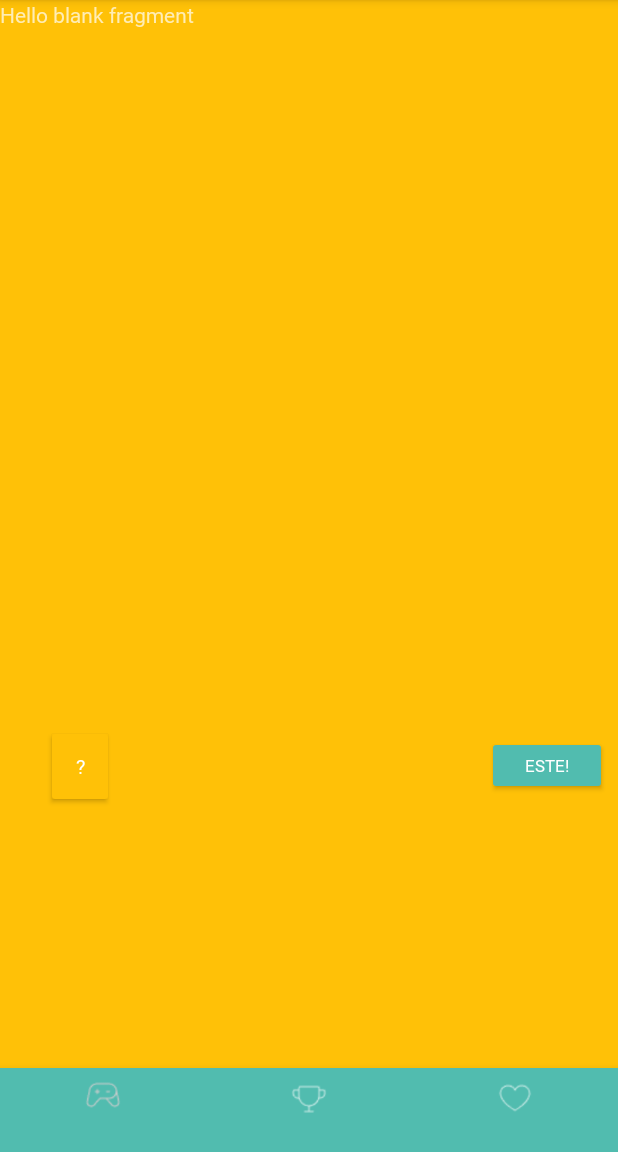
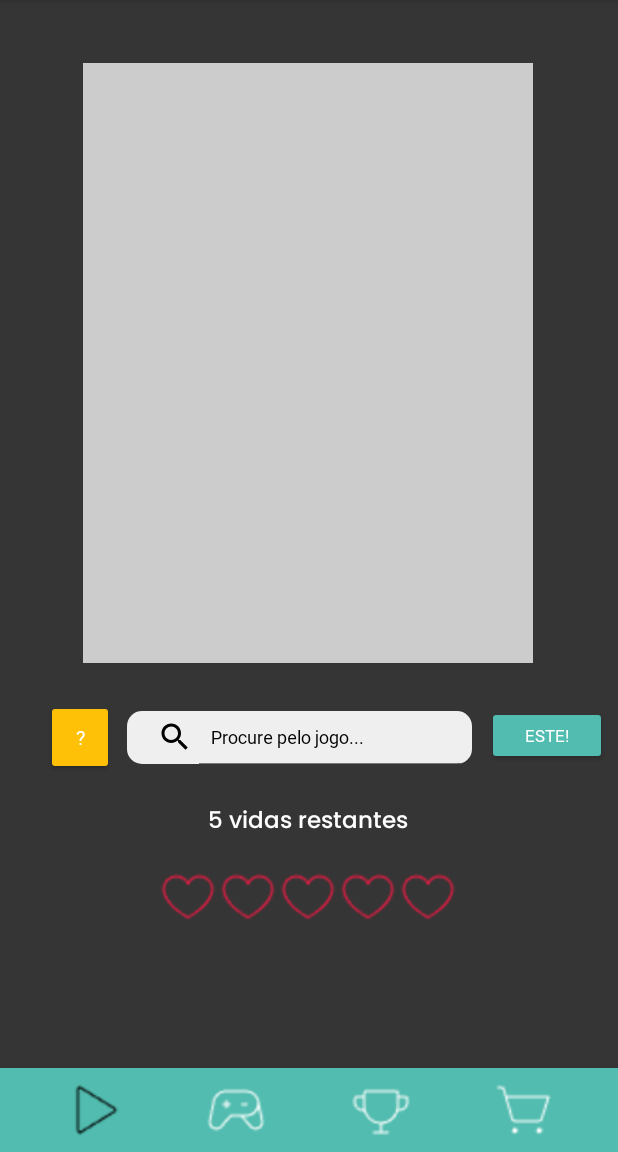
Before and after one commit to Mazzotti1/Gameaily, an Android app: the WhatsTheGameActivity screen opened directly, with no data from a screen before it, on a phone screen of 412 x 824 dp, the part 84-1236 px from its top. Run offline under Robolectric (Android 15) with nearby library versions, the phone set to English and light mode, and no system bars; our stand-ins replace navigation-ui.

Commit message:
Fragments navbar

```diff
--- a/Whatsthegame/app/src/main/java/com/whatsthegame/MainActivity.kt
+++ b/Whatsthegame/app/src/main/java/com/whatsthegame/MainActivity.kt
@@ -4,17 +4,32 @@ import android.content.Intent
 import androidx.appcompat.app.AppCompatActivity
 import android.os.Bundle
 import android.widget.Button
+import android.widget.ImageButton
+import androidx.navigation.findNavController
+import androidx.navigation.fragment.NavHostFragment
+import androidx.navigation.ui.setupWithNavController
+import com.google.android.material.bottomnavigation.BottomNavigationView
+import com.whatsthegame.databinding.ActivityMainBinding
+import com.whatsthegame.fragments.minigamesFragment
+import com.whatsthegame.fragments.rankFragment
+
 
 class MainActivity : AppCompatActivity() {
+
+    private val layoutId = R.layout.activity_whats_the_game
+    private lateinit var viewBinding: ActivityMainBinding
+
     override fun onCreate(savedInstanceState: Bundle?) {
         super.onCreate(savedInstanceState)
         setContentView(R.layout.activity_main)
 
+
         val startButton = findViewById<Button>(R.id.homeButtonStart)
 
         startButton.setOnClickListener {
-            val intente = Intent(this, WhatsTheGameActivity::class.java)
+            val intent = Intent(this, WhatsTheGameActivity::class.java)
             startActivity(intent)
         }
+
     }
 }
--- a/Whatsthegame/app/src/main/java/com/whatsthegame/WhatsTheGameActivity.kt
+++ b/Whatsthegame/app/src/main/java/com/whatsthegame/WhatsTheGameActivity.kt
@@ -2,17 +2,14 @@ package com.whatsthegame
 
 import androidx.appcompat.app.AppCompatActivity
 import android.os.Bundle
-import android.widget.ImageView
-import android.widget.LinearLayout
-import androidx.core.content.ContextCompat
-import androidx.databinding.DataBindingUtil
+
 import androidx.navigation.findNavController
 import androidx.navigation.ui.setupWithNavController
 import com.google.android.material.bottomnavigation.BottomNavigationView
 import com.whatsthegame.databinding.ActivityMainBinding
 
+class WhatsTheGameActivity : AppCompatActivity() {
 
-class WhatsTheGameActivity : AppCompatActivity() {
     private val layoutId = R.layout.activity_whats_the_game
     private lateinit var viewBinding: ActivityMainBinding
 
@@ -21,21 +18,6 @@ class WhatsTheGameActivity : AppCompatActivity() {
         setContentView(R.layout.activity_whats_the_game)
         setUpBottomNavigation()
 
-        val iconList = listOf(R.drawable.heartthin, R.drawable.heartthin, R.drawable.heartthin, R.drawable.heartthin, R.drawable.heartthin)
-        val iconContainer = findViewById<LinearLayout>(R.id.hearts)
-        val iconSize = resources.getDimensionPixelSize(R.dimen.icon_size)
-        for (iconResId in iconList) {
-            val imageView = ImageView(this)
-            imageView.setImageResource(iconResId)
-            imageView.layoutParams = LinearLayout.LayoutParams(
-                resources.getDimensionPixelSize(R.dimen.icon_size),
-                resources.getDimensionPixelSize(R.dimen.icon_size)
-            )
-            imageView.setColorFilter(ContextCompat.getColor(this, R.color.destaques))
-
-            iconContainer.addView(imageView)
-        }
-
     }
     private fun setUpBottomNavigation(){
         val navView : BottomNavigationView = findViewById(R.id.bottom_navigation)
@@ -43,4 +25,5 @@ class WhatsTheGameActivity : AppCompatActivity() {
         navView.setupWithNavController(navController)
     }
 
+
 }
--- /dev/null
+++ b/Whatsthegame/app/src/main/java/com/whatsthegame/fragments/whatsTheGameFragment.kt
@@ -0,0 +1,86 @@
+package com.whatsthegame.fragments
+
+import android.os.Bundle
+import androidx.fragment.app.Fragment
+import android.view.LayoutInflater
+import android.view.View
+import android.view.ViewGroup
+import android.widget.ImageView
+import android.widget.LinearLayout
+import androidx.core.content.ContextCompat
+import com.whatsthegame.R
+
+// TODO: Rename parameter arguments, choose names that match
+// the fragment initialization parameters, e.g. ARG_ITEM_NUMBER
+private const val ARG_PARAM1 = "param1"
+private const val ARG_PARAM2 = "param2"
+
+/**
+ * A simple [Fragment] subclass.
+ * Use the [whatsTheGameFragment.newInstance] factory method to
+ * create an instance of this fragment.
+ */
+class whatsTheGameFragment : Fragment() {
+    // TODO: Rename and change types of parameters
+    private var param1: String? = null
+    private var param2: String? = null
+
+    override fun onCreate(savedInstanceState: Bundle?) {
+        super.onCreate(savedInstanceState)
+        arguments?.let {
+            param1 = it.getString(ARG_PARAM1)
+            param2 = it.getString(ARG_PARAM2)
+        }
+    }
+
+    override fun onCreateView(
+        inflater: LayoutInflater, container: ViewGroup?,
+        savedInstanceState: Bundle?
+    ): View? {
+        val rootView = inflater.inflate(R.layout.fragment_whats_the_game, container, false)
+
+        // Your existing code to add heart icons
+        val iconList = listOf(
+            R.drawable.heartthin,
+            R.drawable.heartthin,
+            R.drawable.heartthin,
+            R.drawable.heartthin,
+            R.drawable.heartthin
+        )
+        val iconContainer = rootView.findViewById<LinearLayout>(R.id.hearts)
+        val iconSize = resources.getDimensionPixelSize(R.dimen.icon_size)
+        for (iconResId in iconList) {
+            val imageView = ImageView(requireContext()) // Use requireContext() instead of 'this'
+            imageView.setImageResource(iconResId)
+            imageView.layoutParams = LinearLayout.LayoutParams(
+                resources.getDimensionPixelSize(R.dimen.icon_size),
+                resources.getDimensionPixelSize(R.dimen.icon_size)
+            )
+            imageView.setColorFilter(ContextCompat.getColor(requireContext(), R.color.destaques))
+
+            iconContainer.addView(imageView)
+        }
+
+        return rootView
+    }
+
+    companion object {
+        /**
+         * Use this factory method to create a new instance of
+         * this fragment using the provided parameters.
+         *
+         * @param param1 Parameter 1.
+         * @param param2 Parameter 2.
+         * @return A new instance of fragment whatsTheGameFragment.
+         */
+        // TODO: Rename and change types and number of parameters
+        @JvmStatic
+        fun newInstance(param1: String, param2: String) =
+            whatsTheGameFragment().apply {
+                arguments = Bundle().apply {
+                    putString(ARG_PARAM1, param1)
+                    putString(ARG_PARAM2, param2)
+                }
+            }
+    }
+}
--- /dev/null
+++ b/Whatsthegame/app/src/main/res/color/bottom_nav_colors.xml
@@ -0,0 +1,5 @@
+<?xml version="1.0" encoding="utf-8"?>
+<selector xmlns:android="http://schemas.android.com/apk/res/android">
+    <item android:color="@color/white" android:state_checked="false" />
+    <item android:color="@color/black" android:state_checked="true" />
+</selector>
--- a/Whatsthegame/app/src/main/res/layout/activity_whats_the_game.xml
+++ b/Whatsthegame/app/src/main/res/layout/activity_whats_the_game.xml
@@ -4,108 +4,18 @@
     xmlns:tools="http://schemas.android.com/tools"
     android:layout_width="match_parent"
     android:layout_height="match_parent"
-    android:background="@color/background"
     tools:context=".WhatsTheGameActivity"
         >
 
 
-    <View
-        android:id="@+id/view"
-        android:layout_width="300dp"
-        android:layout_height="400dp"
-        android:background="@color/appBar"
-        app:layout_constraintBottom_toBottomOf="parent"
-        app:layout_constraintEnd_toEndOf="parent"
-        app:layout_constraintHorizontal_bias="0.495"
-        app:layout_constraintStart_toStartOf="parent"
-        app:layout_constraintTop_toTopOf="parent"
-        app:layout_constraintVertical_bias="0.135" />
-
-    <Button
-        android:id="@+id/tipButton"
-        android:layout_width="45dp"
-        android:layout_height="55dp"
-        android:backgroundTint="@color/secundaria"
-        android:fontFamily="@font/mochiypoppone_regular"
-        android:text="?"
-        android:textAlignment="center"
-        android:textColor="#FFFFFF"
-        android:textSize="13sp"
-        app:layout_constraintBottom_toBottomOf="parent"
-        app:layout_constraintEnd_toEndOf="parent"
-        app:layout_constraintHorizontal_bias="0.083"
-        app:layout_constraintStart_toStartOf="parent"
-        app:layout_constraintTop_toTopOf="parent"
-        app:layout_constraintVertical_bias="0.678"
-        tools:ignore="MissingConstraints" />
-
-    <SearchView
-        android:id="@+id/searchView"
-        android:layout_width="230dp"
-        android:layout_height="35dp"
-        android:background="@drawable/search_view_bg"
-        android:iconifiedByDefault="false"
-        android:queryHint="Procure pelo jogo..."
-        android:theme="@style/SearchViewStyle"
-        app:layout_constraintBottom_toBottomOf="parent"
-        app:layout_constraintEnd_toEndOf="parent"
-        app:layout_constraintHorizontal_bias="0.467"
-        app:layout_constraintStart_toStartOf="parent"
-        app:layout_constraintTop_toTopOf="parent"
-        app:layout_constraintVertical_bias="0.671"
-        tools:ignore="MissingConstraints" />
-
-    <Button
-        android:id="@+id/sendButton"
-        android:layout_width="80dp"
-        android:layout_height="39dp"
-        android:backgroundTint="@color/primaria"
-        android:fontFamily="@font/mochiypoppone_regular"
-        android:text="Este!"
-        android:textAlignment="center"
-        android:textColor="#FFFFFF"
-        android:textSize="11sp"
-        app:layout_constraintBottom_toBottomOf="parent"
-        app:layout_constraintEnd_toEndOf="parent"
-        app:layout_constraintHorizontal_bias="0.978"
-        app:layout_constraintStart_toStartOf="parent"
-        app:layout_constraintTop_toTopOf="parent"
-        app:layout_constraintVertical_bias="0.673"
-        tools:ignore="MissingConstraints" />
-
-    <TextView
-        android:id="@+id/textView"
-        android:layout_width="wrap_content"
-        android:layout_height="wrap_content"
-        android:fontFamily="@font/poppins_medium"
-        android:text="5 vidas restantes"
-        android:textAlignment="center"
-        android:textColor="@color/white"
-        android:textSize="15sp"
-        app:layout_constraintBottom_toBottomOf="parent"
-        app:layout_constraintEnd_toEndOf="parent"
-        app:layout_constraintHorizontal_bias="0.498"
-        app:layout_constraintStart_toStartOf="parent"
-        app:layout_constraintTop_toTopOf="parent"
-        app:layout_constraintVertical_bias="0.752" />
-
-    <LinearLayout
-        android:id="@+id/hearts"
-        android:layout_width="wrap_content"
-        android:layout_height="wrap_content"
-        android:orientation="horizontal"
-        app:layout_constraintBottom_toBottomOf="parent"
-        app:layout_constraintEnd_toEndOf="parent"
-        app:layout_constraintHorizontal_bias="0.498"
-        app:layout_constraintStart_toStartOf="parent"
-        app:layout_constraintTop_toTopOf="parent"
-        app:layout_constraintVertical_bias="0.807"></LinearLayout>
 
     <com.google.android.material.bottomnavigation.BottomNavigationView
         android:id="@+id/bottom_navigation"
         android:layout_width="match_parent"
         android:layout_height="wrap_content"
         android:background="@color/primaria"
+        app:itemIconTint="@color/bottom_nav_colors"
+        app:itemIconSize="40dp"
         app:layout_constraintBottom_toBottomOf="parent"
         app:menu="@menu/bottom_navigation_menu"
         />
@@ -123,4 +33,6 @@
         app:layout_constraintBottom_toTopOf="@id/bottom_navigation"
         />
 
+
+
 </androidx.constraintlayout.widget.ConstraintLayout>
--- /dev/null
+++ b/Whatsthegame/app/src/main/res/layout/fragment_whats_the_game.xml
@@ -0,0 +1,102 @@
+<?xml version="1.0" encoding="utf-8"?>
+<androidx.constraintlayout.widget.ConstraintLayout xmlns:android="http://schemas.android.com/apk/res/android"
+    xmlns:tools="http://schemas.android.com/tools"
+    xmlns:app="http://schemas.android.com/apk/res-auto"
+    android:layout_width="match_parent"
+    android:layout_height="match_parent"
+    android:background="@color/background"
+    tools:context=".fragments.whatsTheGameFragment">
+
+    <View
+        android:id="@+id/view"
+        android:layout_width="300dp"
+        android:layout_height="400dp"
+        android:background="@color/appBar"
+        app:layout_constraintBottom_toBottomOf="parent"
+        app:layout_constraintEnd_toEndOf="parent"
+        app:layout_constraintHorizontal_bias="0.495"
+        app:layout_constraintStart_toStartOf="parent"
+        app:layout_constraintTop_toTopOf="parent"
+        app:layout_constraintVertical_bias="0.135" />
+
+    <Button
+        android:id="@+id/tipButton"
+        android:layout_width="45dp"
+        android:layout_height="50dp"
+        android:backgroundTint="@color/secundaria"
+        android:fontFamily="@font/mochiypoppone_regular"
+        android:text="?"
+        android:textAlignment="center"
+        android:textColor="#FFFFFF"
+        android:textSize="13sp"
+        app:layout_constraintBottom_toBottomOf="parent"
+        app:layout_constraintEnd_toEndOf="parent"
+        app:layout_constraintHorizontal_bias="0.083"
+        app:layout_constraintStart_toStartOf="parent"
+        app:layout_constraintTop_toTopOf="parent"
+        app:layout_constraintVertical_bias="0.705"
+        tools:ignore="MissingConstraints" />
+
+    <SearchView
+        android:id="@+id/searchView"
+        android:layout_width="230dp"
+        android:layout_height="35dp"
+        android:background="@drawable/search_view_bg"
+        android:iconifiedByDefault="false"
+        android:queryHint="Procure pelo jogo..."
+        android:theme="@style/SearchViewStyle"
+        app:layout_constraintBottom_toBottomOf="parent"
+        app:layout_constraintEnd_toEndOf="parent"
+        app:layout_constraintHorizontal_bias="0.467"
+        app:layout_constraintStart_toStartOf="parent"
+        app:layout_constraintTop_toTopOf="parent"
+        app:layout_constraintVertical_bias="0.7"
+        tools:ignore="MissingConstraints" />
+
+    <Button
+        android:id="@+id/sendButton"
+        android:layout_width="80dp"
+        android:layout_height="39dp"
+        android:backgroundTint="@color/primaria"
+        android:fontFamily="@font/mochiypoppone_regular"
+        android:text="Este!"
+        android:textAlignment="center"
+        android:textColor="#FFFFFF"
+        android:textSize="11sp"
+        app:layout_constraintBottom_toBottomOf="parent"
+        app:layout_constraintEnd_toEndOf="parent"
+        app:layout_constraintHorizontal_bias="0.978"
+        app:layout_constraintStart_toStartOf="parent"
+        app:layout_constraintTop_toTopOf="parent"
+        app:layout_constraintVertical_bias="0.7"
+        tools:ignore="MissingConstraints" />
+
+    <TextView
+        android:id="@+id/textView"
+        android:layout_width="wrap_content"
+        android:layout_height="wrap_content"
+        android:fontFamily="@font/poppins_medium"
+        android:text="5 vidas restantes"
+        android:textAlignment="center"
+        android:textColor="@color/white"
+        android:textSize="15sp"
+        app:layout_constraintBottom_toBottomOf="parent"
+        app:layout_constraintEnd_toEndOf="parent"
+        app:layout_constraintHorizontal_bias="0.498"
+        app:layout_constraintStart_toStartOf="parent"
+        app:layout_constraintTop_toTopOf="parent"
+        app:layout_constraintVertical_bias="0.78" />
+
+    <LinearLayout
+        android:id="@+id/hearts"
+        android:layout_width="wrap_content"
+        android:layout_height="wrap_content"
+        android:orientation="horizontal"
+        app:layout_constraintBottom_toBottomOf="parent"
+        app:layout_constraintEnd_toEndOf="parent"
+        app:layout_constraintHorizontal_bias="0.498"
+        app:layout_constraintStart_toStartOf="parent"
+        app:layout_constraintTop_toTopOf="parent"
+        app:layout_constraintVertical_bias="0.86"></LinearLayout>
+
+</androidx.constraintlayout.widget.ConstraintLayout>
--- a/Whatsthegame/app/src/main/res/menu/bottom_navigation_menu.xml
+++ b/Whatsthegame/app/src/main/res/menu/bottom_navigation_menu.xml
@@ -1,10 +1,15 @@
 <?xml version="1.0" encoding="utf-8"?>
 <menu xmlns:android="http://schemas.android.com/apk/res/android">
+    <item
+        android:id="@+id/whatsTheGame"
+        android:enabled="true"
+        android:icon="@drawable/play"
+        android:title=""
+        />
     <item
         android:id="@+id/minigamesNavbar"
         android:enabled="true"
         android:icon="@drawable/gamecontrollerthin"
-        android:iconTintMode="@color/white"
         android:title=""
         />
 
@@ -12,15 +17,15 @@
         android:id="@+id/rankNavbar"
         android:enabled="true"
         android:icon="@drawable/trophythin"
-        android:iconTintMode="@color/white"
         android:title=""
         />
 
     <item
         android:id="@+id/adNavbar"
         android:enabled="true"
-        android:icon="@drawable/heartthin"
-        android:iconTintMode="@color/white"
-        android:title="" />
+        android:icon="@drawable/cart"
+        android:title=""
+        />
+
 
 </menu>
--- a/Whatsthegame/app/src/main/res/navigation/nav_graph.xml
+++ b/Whatsthegame/app/src/main/res/navigation/nav_graph.xml
@@ -3,7 +3,17 @@
     xmlns:app="http://schemas.android.com/apk/res-auto"
     xmlns:tools="http://schemas.android.com/tools"
     android:id="@+id/nav_graph"
-    app:startDestination="@id/minigamesNavbar">
+    app:startDestination="@id/whatsTheGame">
+    <fragment
+        android:id="@+id/whatsTheGame"
+        android:name="com.whatsthegame.fragments.whatsTheGameFragment"
+        android:label="fragment_whats_the_game"
+        tools:layout="@layout/fragment_whats_the_game" />
+    <fragment
+        android:id="@+id/adNavbar"
+        android:name="com.whatsthegame.fragments.adFragment"
+        android:label="fragment_ad"
+        tools:layout="@layout/fragment_ad" />
     <fragment
         android:id="@+id/minigamesNavbar"
         android:name="com.whatsthegame.fragments.minigamesFragment"
@@ -14,9 +24,4 @@
         android:name="com.whatsthegame.fragments.rankFragment"
         android:label="fragment_rank"
         tools:layout="@layout/fragment_rank" />
-    <fragment
-        android:id="@+id/adNavbar"
-        android:name="com.whatsthegame.fragments.adFragment"
-        android:label="fragment_ad"
-        tools:layout="@layout/fragment_ad" />
 </navigation>
--- a/Whatsthegame/app/src/main/res/values/colors.xml
+++ b/Whatsthegame/app/src/main/res/values/colors.xml
@@ -13,4 +13,5 @@
     <color name="background">#353535</color>
     <color name="backgroundButton">#EFEFEF</color>
     <color name="appBar">#CCCCCC</color>
+
 </resources>
--- a/Whatsthegame/app/src/main/res/values/styles.xml
+++ b/Whatsthegame/app/src/main/res/values/styles.xml
@@ -26,6 +26,12 @@
         <item name="android:textColorHint">@android:color/black</item>
         <item name="android:textSize">12sp</item>
     </style>
+    <style name="NavbarIconStyle">
+        <item name="android:width">48dp</item>
+        <item name="android:height">48dp</item>
+        <item name="android:tint">@color/black</item>
+    </style>
+
 
 
 
```
Also changed, not shown: Whatsthegame/app/src/main/res/drawable/cart.png (added), Whatsthegame/app/src/main/res/drawable/play.png (added).
